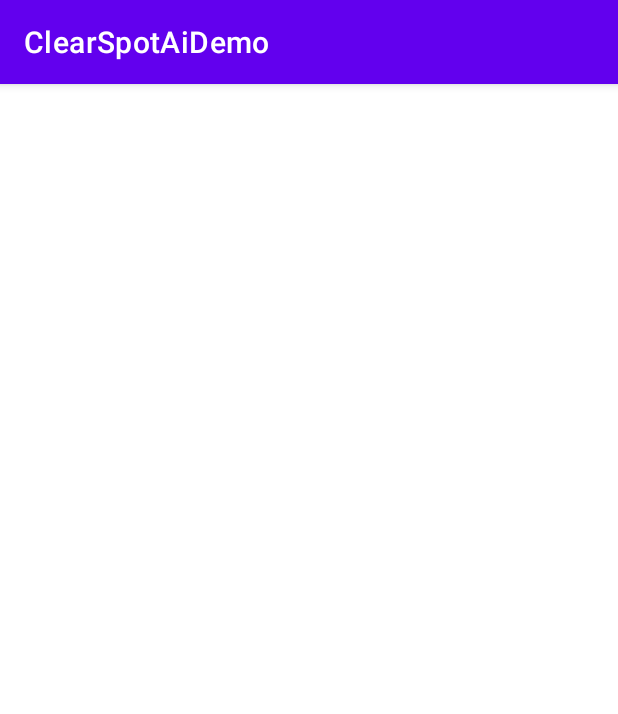
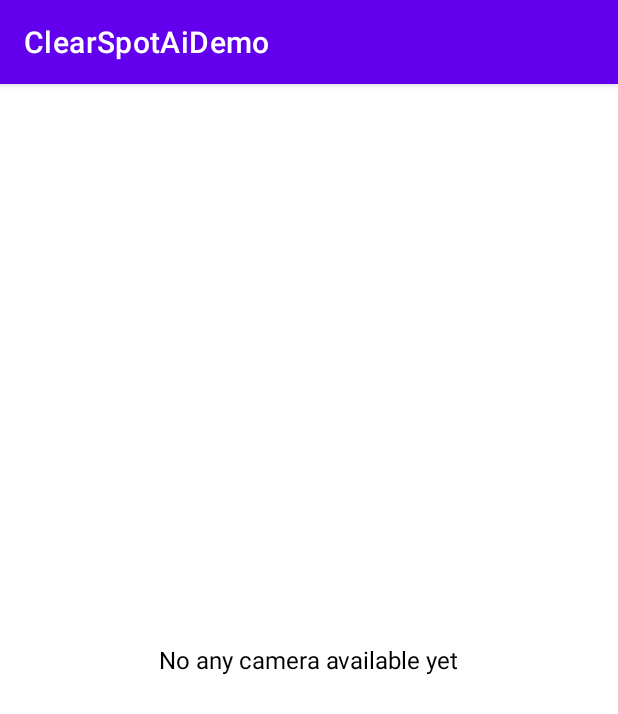
Before and after one commit to janak-jivrani/ClearSpotAiDemoApp, an Android app: the fragment CameraStreamListFragment shown on its own in the app's theme, on a phone screen of 412 x 824 dp. Shown: the top 714 px of the screen. Run offline under Robolectric (Android 15) with nearby library versions, the phone set to English and light mode, and no system bars; libraries missing offline, so code that uses them is left out: dji.sdk.keyvalue; 1 statement that could not run was skipped.

```diff
--- a/app/build.gradle
+++ b/app/build.gradle
@@ -121,4 +121,8 @@ dependencies {
     implementation "com.dji:dji-sdk-v5-aircraft:5.8.0"
     implementation "com.dji:dji-sdk-v5-networkImp:5.8.0"
     compileOnly "com.dji:dji-sdk-v5-aircraft-provided:5.8.0"
+
+    //    Glide library
+    implementation 'com.github.bumptech.glide:glide:4.16.0'
+    kapt 'com.github.bumptech.glide:compiler:4.16.0'
 }
--- a/app/src/main/java/com/metromart/repositoriesapp/fragments/CameraStreamListFragment.kt
+++ b/app/src/main/java/com/metromart/repositoriesapp/fragments/CameraStreamListFragment.kt
@@ -6,6 +6,7 @@ import android.view.View
 import android.view.ViewGroup
 import android.widget.FrameLayout
 import android.widget.LinearLayout
+import android.widget.TextView
 import androidx.fragment.app.Fragment
 import androidx.fragment.app.viewModels
 import com.metromart.repositoriesapp.R
@@ -15,6 +16,7 @@ import dji.sdk.keyvalue.value.common.ComponentIndexType
 class CameraStreamListFragment : Fragment() {
 
     private lateinit var llCameraList: LinearLayout
+    private lateinit var tvNoData : TextView
     private val viewModule: CameraStreamListVM by viewModels()
 
     override fun onCreateView(inflater: LayoutInflater, container: ViewGroup?, savedInstanceState: Bundle?): View? {
@@ -24,8 +26,14 @@ class CameraStreamListFragment : Fragment() {
     override fun onViewCreated(view: View, savedInstanceState: Bundle?) {
         super.onViewCreated(view, savedInstanceState)
         llCameraList = view.findViewById(R.id.ll_camera_preview_list)
+        tvNoData = view.findViewById(R.id.tvNoData)
         viewModule.availableCameraListData.observe(viewLifecycleOwner) { availableCameraList ->
             updateAvailableCamera(availableCameraList)
+            if (availableCameraList.isEmpty()) {
+                tvNoData.visibility = View.VISIBLE
+            } else {
+                tvNoData.visibility = View.GONE
+            }
         }
     }
 
--- a/app/src/main/res/layout/frag_camera_stream_list.xml
+++ b/app/src/main/res/layout/frag_camera_stream_list.xml
@@ -1,8 +1,25 @@
 <?xml version="1.0" encoding="utf-8"?>
-<LinearLayout xmlns:android="http://schemas.android.com/apk/res/android"
-    android:id="@+id/ll_camera_preview_list"
+<FrameLayout xmlns:android="http://schemas.android.com/apk/res/android"
+    android:id="@+id/flMain"
     android:layout_width="match_parent"
-    android:layout_height="match_parent"
-    android:divider="@drawable/divider_camera_stream_list"
-    android:orientation="horizontal"
-    android:showDividers="middle" />
+    android:layout_height="match_parent">
+
+    <LinearLayout
+        android:id="@+id/ll_camera_preview_list"
+        android:layout_width="match_parent"
+        android:layout_height="match_parent"
+        android:divider="@drawable/divider_camera_stream_list"
+        android:orientation="horizontal"
+        android:showDividers="middle" />
+
+    <TextView
+        android:id="@+id/tvNoData"
+        android:layout_width="wrap_content"
+        android:layout_height="wrap_content"
+        android:textColor="@android:color/black"
+        android:textSize="16sp"
+        android:text="No any camera available yet"
+        android:visibility="visible"
+        android:layout_gravity="center"/>
+
+</FrameLayout>
```
Also changed, not shown: app/src/main/java/com/metromart/repositoriesapp/activity/MainActivity.kt (+4 -14 lines), app/src/main/java/com/metromart/repositoriesapp/adapter/ImageAdapter.kt (+10 -3 lines), app/src/main/java/com/metromart/repositoriesapp/fragments/ImageListViewModel.kt (added, +35 -0 lines), app/src/main/java/com/metromart/repositoriesapp/fragments/ImagesFragment.kt (+56 -0 lines), app/src/main/java/com/metromart/repositoriesapp/utils/FragmentNavUtils.kt (added, +29 -0 lines), app/src/main/res/layout/fragment_images.xml (+16 -1 lines), 1 other file.
